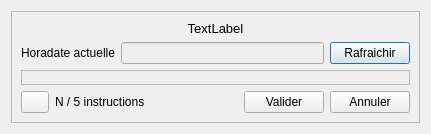
Above: src/Ui/Pilototo.ui from nohal/qtVlm before the change. Below: the same form after it.
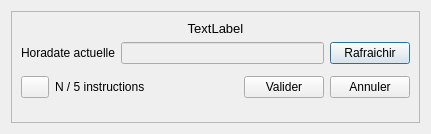
That is the form after the change.

```diff
--- a/src/Ui/Pilototo.ui
+++ b/src/Ui/Pilototo.ui
@@ -33,8 +33,8 @@
        <rect>
         <x>0</x>
         <y>0</y>
-        <width>411</width>
-        <height>114</height>
+        <width>394</width>
+        <height>118</height>
        </rect>
       </property>
       <layout class="QVBoxLayout" name="verticalLayout_2">
@@ -163,6 +163,19 @@
          </item>
         </layout>
        </item>
+       <item>
+        <spacer name="verticalSpacer">
+         <property name="orientation">
+          <enum>Qt::Vertical</enum>
+         </property>
+         <property name="sizeHint" stdset="0">
+          <size>
+           <width>20</width>
+           <height>40</height>
+          </size>
+         </property>
+        </spacer>
+       </item>
       </layout>
      </widget>
     </widget>
```
